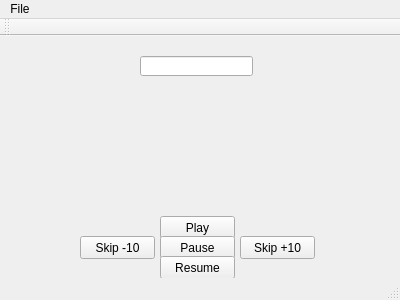
SpenserL/WirelessAudio, file client/mainwindow.ui: the form before one commit.
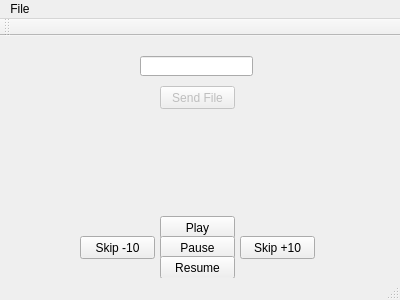
The form after the commit.

Patch:
```diff
--- a/client/mainwindow.ui
+++ b/client/mainwindow.ui
@@ -89,6 +89,22 @@
      </rect>
     </property>
    </widget>
+   <widget class="QPushButton" name="sendBtn">
+    <property name="enabled">
+     <bool>false</bool>
+    </property>
+    <property name="geometry">
+     <rect>
+      <x>160</x>
+      <y>50</y>
+      <width>75</width>
+      <height>23</height>
+     </rect>
+    </property>
+    <property name="text">
+     <string>Send File</string>
+    </property>
+   </widget>
   </widget>
   <widget class="QMenuBar" name="menuBar">
    <property name="geometry">
```
